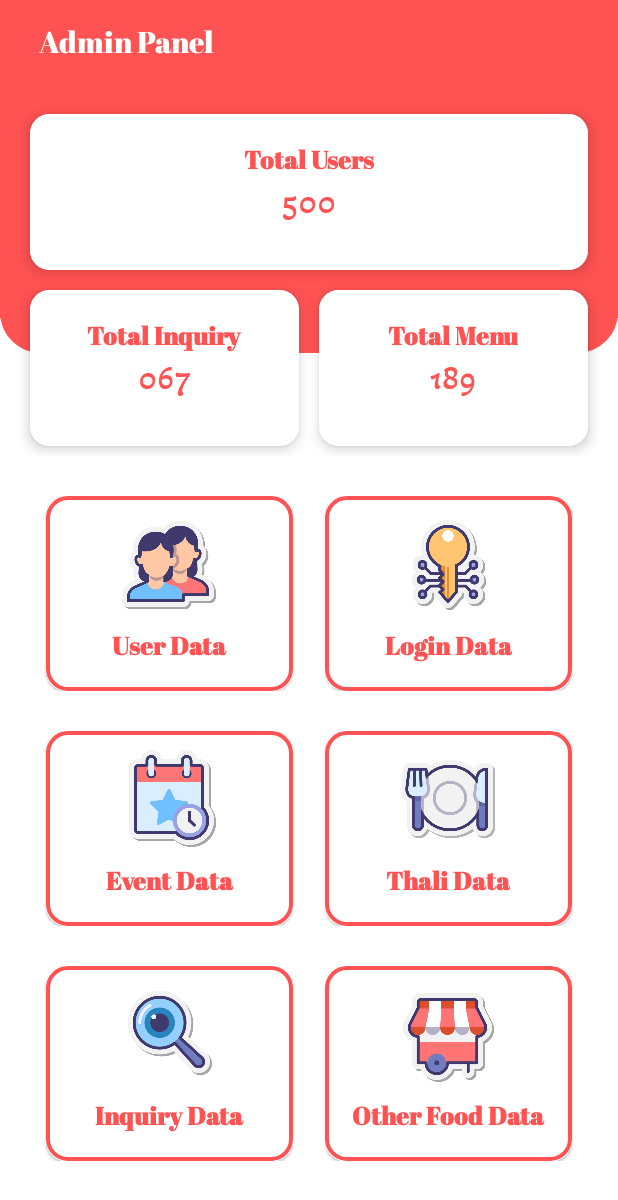
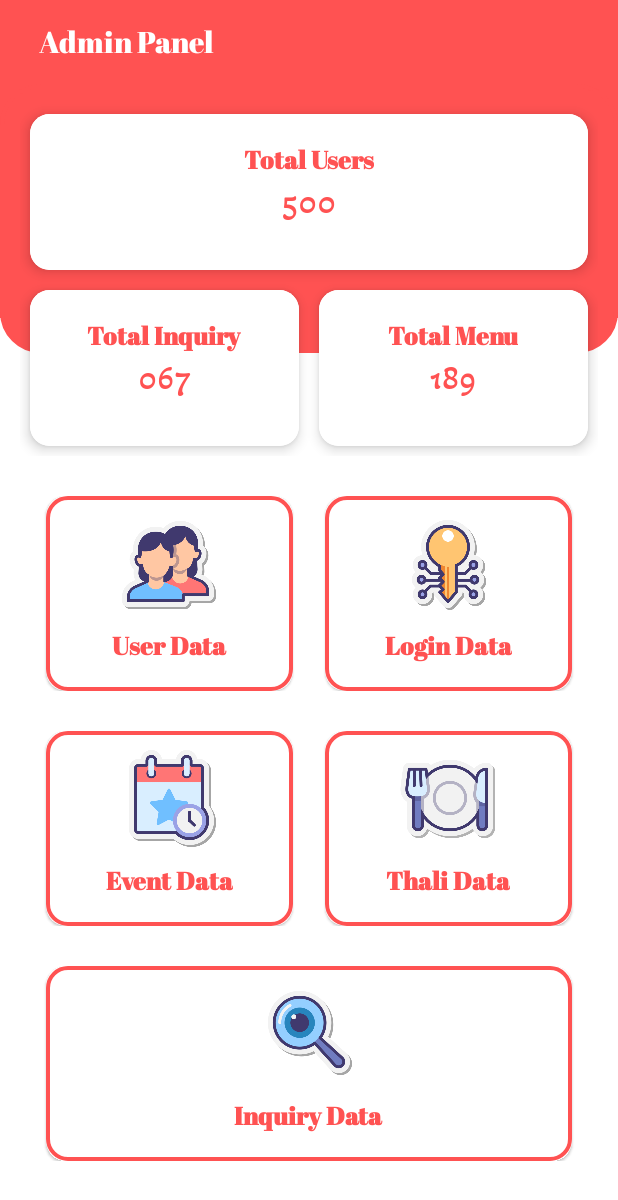
Before and after one commit to Preetojha08/Admin_Panel_Of_Catering_Management_System, an Android app: the HomeActivity screen opened directly, with no data from a screen before it, on a phone screen of 412 x 824 dp. Shown: the top 1200 px of the screen. Run offline under Robolectric (Android 15) with nearby library versions, the phone set to English and light mode, and no system bars; our stand-ins replace sdp/ssp sizes.

Commit message:
Admin Added Thali Data

```diff
--- a/app/src/main/AndroidManifest.xml
+++ b/app/src/main/AndroidManifest.xml
@@ -12,9 +12,13 @@
         android:supportsRtl="true"
         android:theme="@style/Theme.MyCateringAdminPanel">
         <activity
-            android:name=".ThaliDataActivity"
+            android:name=".AddThaliDetailActivity"
             android:theme="@style/AppTheme.NoActionBar"
             android:exported="false" />
+        <activity
+            android:name=".ThaliDataActivity"
+            android:exported="false"
+            android:theme="@style/AppTheme.NoActionBar" />
         <activity
             android:name=".EventDataActivity"
             android:exported="false"
--- a/app/src/main/java/com/creatures/mycateringadminpanel/HomeActivity.java
+++ b/app/src/main/java/com/creatures/mycateringadminpanel/HomeActivity.java
@@ -58,7 +58,7 @@ public class HomeActivity extends AppCompatActivity {
             @Override
             public void onClick(View view) {
 
-                startActivity(new Intent(HomeActivity.this,ThaliDataActivity.class));
+                startActivity(new Intent(HomeActivity.this,AddThaliDetailActivity.class));
 
             }
         });
--- a/app/src/main/res/layout/home_content.xml
+++ b/app/src/main/res/layout/home_content.xml
@@ -207,41 +207,7 @@
 
         </com.google.android.material.card.MaterialCardView>
 
-        <com.google.android.material.card.MaterialCardView
-            android:layout_width="match_parent"
-            android:layout_height="@dimen/_100sdp"
-            app:cardCornerRadius="@dimen/_10sdp"
-            android:layout_marginHorizontal="@dimen/_8sdp"
-            android:layout_weight="1">
 
-            <LinearLayout
-                android:layout_width="match_parent"
-                android:layout_height="match_parent"
-                android:gravity="center"
-                android:background="@drawable/layout_border"
-                android:orientation="vertical">
-
-                <ImageView
-                    android:layout_width="@dimen/_50sdp"
-                    android:layout_height="@dimen/_50sdp"
-                    android:src="@drawable/new_inquiry"/>
-
-                <TextView
-                    android:layout_width="wrap_content"
-                    android:layout_height="wrap_content"
-                    android:textColor="@color/purple_500"
-                    android:layout_marginHorizontal="@dimen/_8sdp"
-                    android:textStyle="bold"
-                    android:layout_marginTop="@dimen/_8sdp"
-                    android:layout_marginBottom="@dimen/_5sdp"
-                    android:fontFamily="@font/abril_fatface"
-                    android:textSize="@dimen/_13sdp"
-                    android:gravity="center"
-                    android:text="Other Food Data"/>
-
-            </LinearLayout>
-
-        </com.google.android.material.card.MaterialCardView>
 
     </LinearLayout>
 
```
